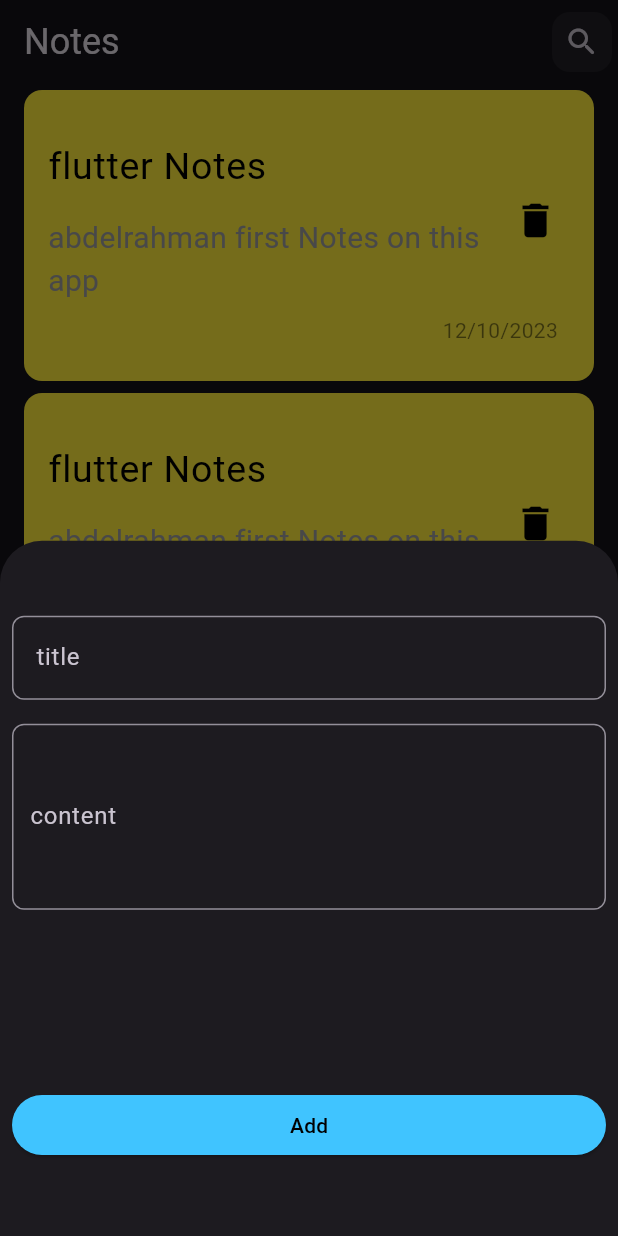
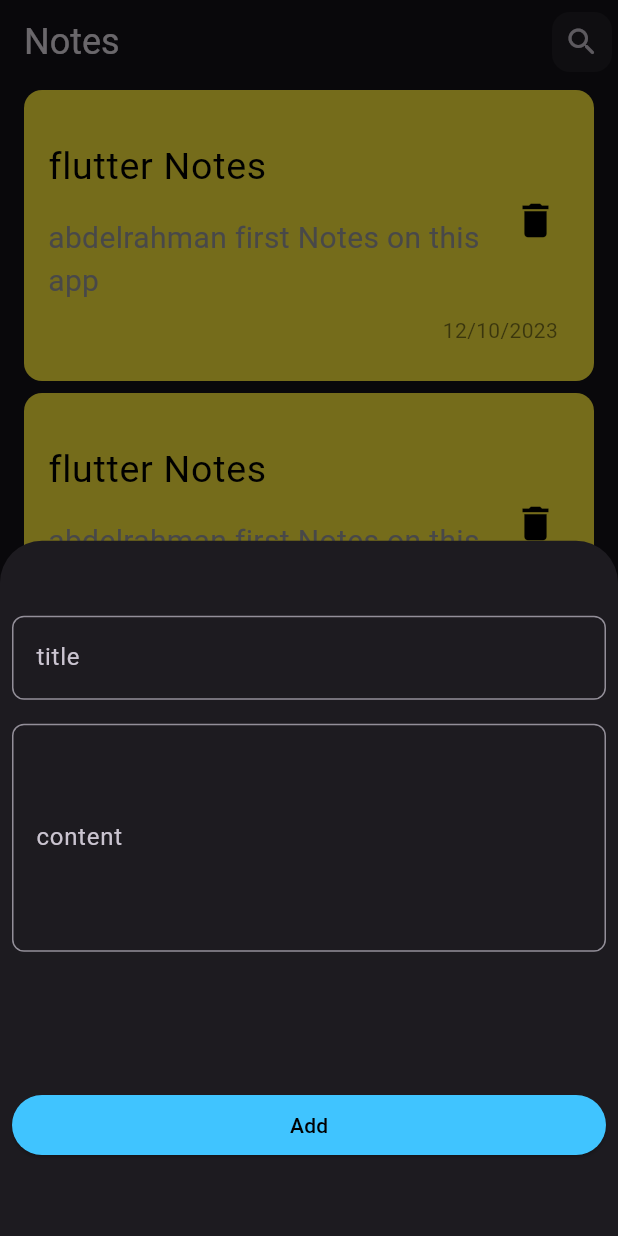
Before and after one commit to AbdelrahmanAyman1/notes, a Flutter app: the screen it shows after launch, after a tap on the "add" icon, on a phone screen of 412 x 824 dp. Run offline on Flutter 3.47's test engine with Material 3 defaults, Android fonts, the phone set to English and light mode, and no system bars; our stand-ins replace google_fonts.

Commit message:
create custom Text field

```diff
--- a/lib/views/home_view.dart
+++ b/lib/views/home_view.dart
@@ -1,6 +1,7 @@
 import 'package:flutter/material.dart';
 
 import '../widgets/custom_note.dart';
+import '../widgets/custom_text_field.dart';
 
 class HomeView extends StatelessWidget {
   static String routeName = 'home';
@@ -59,23 +60,9 @@ class HomeView extends StatelessWidget {
               child: Column(
                 crossAxisAlignment: CrossAxisAlignment.stretch,
                 children: [
-                  const TextField(
-                    decoration: InputDecoration(
-                        label: Text('title'),
-                        border: OutlineInputBorder(
-                            borderRadius:
-                                BorderRadius.all(Radius.circular(8)))),
-                  ),
+                  const CustomTextField(label: 'title'),
                   const SizedBox(height: 16),
-                  const TextField(
-                    decoration: InputDecoration(
-                        contentPadding:
-                            EdgeInsets.symmetric(vertical: 50, horizontal: 8),
-                        label: Text('content'),
-                        border: OutlineInputBorder(
-                            borderRadius:
-                                BorderRadius.all(Radius.circular(8)))),
-                  ),
+                  const CustomTextField(label: 'content', maxLines: 5),
                   const Spacer(),
                   ElevatedButton(
                     onPressed: () {},
--- /dev/null
+++ b/lib/widgets/custom_text_field.dart
@@ -0,0 +1,19 @@
+import 'package:flutter/material.dart';
+
+class CustomTextField extends StatelessWidget {
+  const CustomTextField({super.key, required this.label, this.maxLines = 1});
+
+  final String label;
+  final int maxLines;
+
+  @override
+  Widget build(BuildContext context) {
+    return TextField(
+      maxLines: maxLines,
+      decoration: InputDecoration(
+          label: Text(label),
+          border: const OutlineInputBorder(
+              borderRadius: BorderRadius.all(Radius.circular(8)))),
+    );
+  }
+}
```
